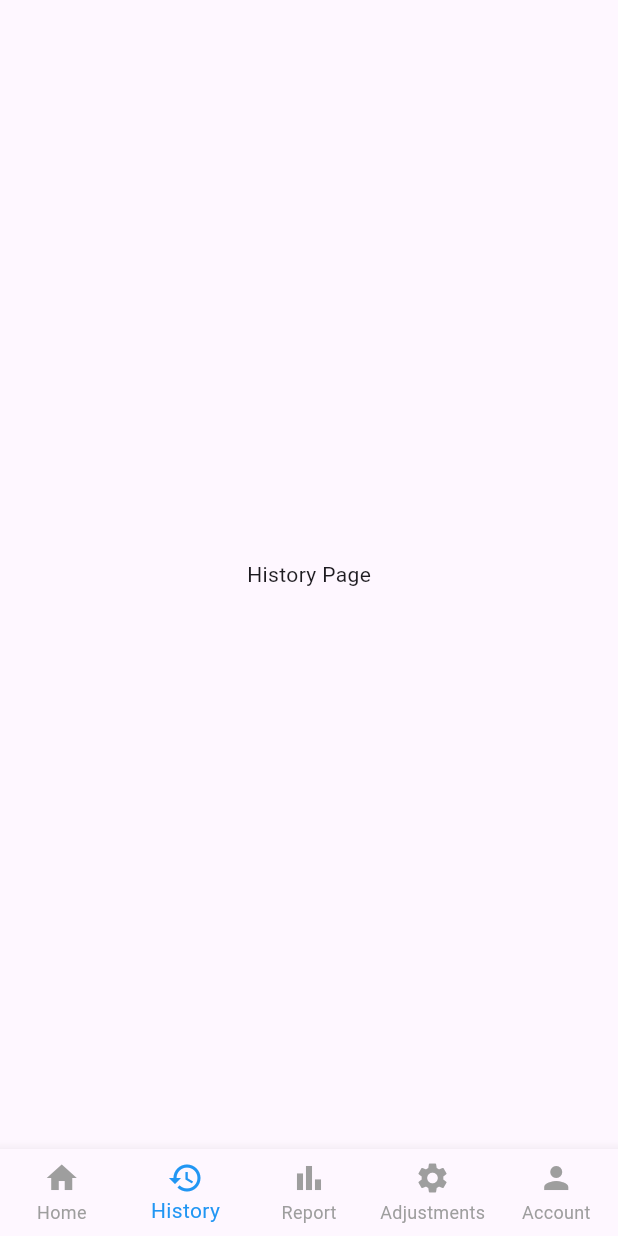
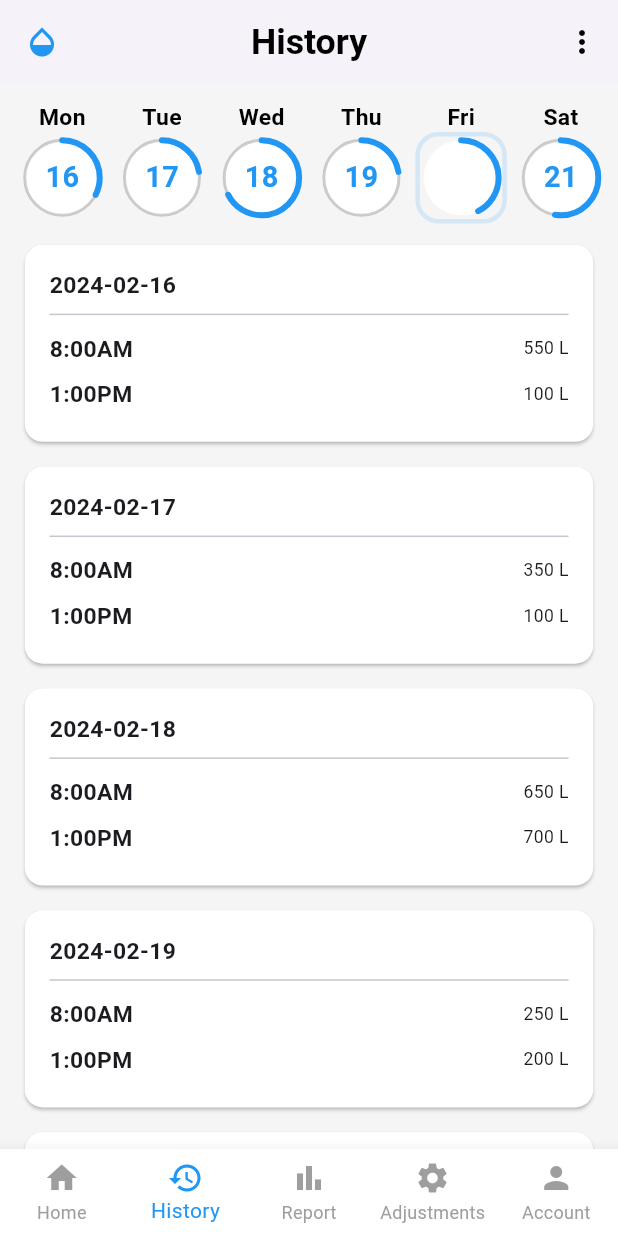
Before and after one commit to M4dhav/water-saver, a Flutter app: the screen it shows after launch, item 2 of the bottom bar chosen, on a phone screen of 412 x 824 dp. Run offline on Flutter 3.47's test engine with Material 3 defaults, Android fonts, the phone set to English and light mode, and no system bars; our stand-ins replace animated_toggle_switch, auth_buttons, cloud_firestore, firebase_auth, firebase_core, firebase_database and 6 more; missing offline and left inert: interactive_slider; accounts and stored records are empty.

Commit message:
feat: Added History page date selector

```diff
--- /dev/null
+++ b/lib/controller/history_page_controller.dart
@@ -0,0 +1,63 @@
+import 'package:get/get.dart';
+
+class HistoryPageController extends GetxController {
+  var selectedDate = "2024-02-20".obs;
+  var historyData = <String, List<Map<String, String>>>{}.obs;
+  var totalLitersPerDate =
+      <String, double>{}.obs; // Stores total refilled liters per date
+
+  @override
+  void onInit() {
+    super.onInit();
+    fetchWaterHistory();
+    calculateTotalLiters(); // Compute total liters per date
+  }
+
+  void fetchWaterHistory() {
+    historyData.assignAll({
+      "2024-02-16": [
+        {"time": "8:00AM", "quantity": "550"},
+        {"time": "1:00PM", "quantity": "100"},
+      ],
+      "2024-02-17": [
+        {"time": "8:00AM", "quantity": "350"},
+        {"time": "1:00PM", "quantity": "100"},
+      ],
+      "2024-02-18": [
+        {"time": "8:00AM", "quantity": "650"},
+        {"time": "1:00PM", "quantity": "700"},
+      ],
+      "2024-02-19": [
+        {"time": "8:00AM", "quantity": "250"},
+        {"time": "1:00PM", "quantity": "200"},
+      ],
+      "2024-02-20": [
+        {"time": "10:00AM", "quantity": "300"},
+        {"time": "3:00PM", "quantity": "150"},
+        {"time": "6:00PM", "quantity": "400"},
+      ],
+      "2024-02-21": [
+        {"time": "7:00AM", "quantity": "350"},
+        {"time": "12:00PM", "quantity": "500"},
+        {"time": "5:00PM", "quantity": "200"},
+      ],
+    });
+
+    calculateTotalLiters();
+  }
+
+  void calculateTotalLiters() {
+    totalLitersPerDate.clear();
+    historyData.forEach((date, records) {
+      double totalLiters = records.fold(
+          0, (sum, record) => sum + double.parse(record['quantity'] ?? "0"));
+      totalLitersPerDate[date] = totalLiters;
+    });
+  }
+
+  void updateSelectedDate(String date) {
+    if (historyData.containsKey(date)) {
+      selectedDate.value = date;
+    }
+  }
+}
--- a/lib/controller/history_controller.dart
+++ b/lib/controller/home_history controller.dart
@@ -1,7 +1,8 @@
-class HistoryController {
+class HomeHistoryController {
   List<Map<String, String>> waterHistory = [];
 
   void fetchWaterHistory() {
+    //call idhar api
     waterHistory = [
       {"time": "8:00AM", "quantity": "300 L"},
       {"time": "1:00PM", "quantity": "300 L"},
--- a/lib/controller/tank_controller.dart
+++ b/lib/controller/tank_controller.dart
@@ -10,8 +10,4 @@ class TankController extends ChangeNotifier {
     notifyListeners();
   }
 
-  @override
-  void dispose() {
-    super.dispose();
-  }
 }
--- a/lib/main.dart
+++ b/lib/main.dart
@@ -38,7 +38,7 @@ class MainApp extends StatelessWidget {
   @override
   Widget build(BuildContext context) {
     return ResponsiveSizer(builder: (context, orientation, screenType) {
-      return GetMaterialApp(
+      return const GetMaterialApp(
         debugShowCheckedModeBanner: false,
         title: 'Water Saver',
         // home: loggedIn ? const HomeScreen() : const SignUpScreen(),
--- /dev/null
+++ b/lib/modals/date_selector.dart
@@ -0,0 +1,72 @@
+import 'package:flutter/material.dart';
+import 'dart:math';
+
+class DateCirclePainter extends CustomPainter {
+  final double litersRefilled;
+  final bool isSelected;
+  final Color activeColor;
+  final Color inactiveColor;
+  final double maxLiters = 2000; // Maximum tank capacity
+
+  DateCirclePainter({
+    required this.litersRefilled,
+    required this.isSelected,
+    this.activeColor = Colors.blue,
+    this.inactiveColor = Colors.grey,
+  });
+
+  @override
+  void paint(Canvas canvas, Size size) {
+    double progress = (litersRefilled / maxLiters).clamp(0.0, 1.0);
+    double radius = size.width / 2;
+    Offset center = Offset(size.width / 2, size.height / 2);
+
+    // Draw selection box if selected (Bigger & More Transparent)
+    if (isSelected) {
+      Paint selectionBoxPaint = Paint()
+        ..color = activeColor.withOpacity(0.15) // Light blue transparent
+        ..style = PaintingStyle.stroke
+        ..strokeWidth = 3;
+
+      double padding = 8; // Increase padding for a bigger box
+      Rect selectionRect = Rect.fromLTWH(
+        -padding / 2,
+        -padding / 2,
+        size.width + padding,
+        size.height + padding,
+      );
+
+      RRect roundedRect =
+          RRect.fromRectAndRadius(selectionRect, Radius.circular(14));
+      canvas.drawRRect(roundedRect, selectionBoxPaint);
+    }
+
+    // Draw background circle (Always White for Clear Text Visibility)
+    Paint backgroundPaint = Paint()..color = Colors.white;
+    canvas.drawCircle(center, radius, backgroundPaint);
+
+    // Apply gray border **only when not selected** to avoid hiding text
+    if (!isSelected) {
+      Paint borderPaint = Paint()
+        ..color = inactiveColor.withOpacity(0.5) // Slightly transparent gray
+        ..strokeWidth = 2
+        ..style = PaintingStyle.stroke;
+      canvas.drawCircle(center, radius, borderPaint);
+    }
+
+    // Draw progress arc
+    Paint progressPaint = Paint()
+      ..color = activeColor
+      ..strokeWidth = 4
+      ..style = PaintingStyle.stroke
+      ..strokeCap = StrokeCap.round;
+
+    double startAngle = -pi / 2;
+    double sweepAngle = 2 * pi * progress;
+    Rect rect = Rect.fromCircle(center: center, radius: radius);
+    canvas.drawArc(rect, startAngle, sweepAngle, false, progressPaint);
+  }
+
+  @override
+  bool shouldRepaint(covariant CustomPainter oldDelegate) => true;
+}
--- a/lib/modals/nav_bar.dart
+++ b/lib/modals/nav_bar.dart
@@ -6,6 +6,8 @@ import 'package:water_saver/views/screens/report.dart';
 import 'package:water_saver/views/screens/setup.dart';
 
 class BottomNavBar extends StatefulWidget {
+  const BottomNavBar({super.key});
+
   @override
   _BottomNavBarState createState() => _BottomNavBarState();
 }
@@ -14,11 +16,11 @@ class _BottomNavBarState extends State<BottomNavBar> {
   int _selectedIndex = 0;
 
   final List<Widget> _pages = [
-    HomePage(),
+    const HomePage(),
     HistoryPage(),
-    ReportPage(),
-    Setup(),
-    Profile(),
+    const ReportPage(),
+    const Setup(),
+    const Profile(),
   ];
 
   void _onItemTapped(int index) {
@@ -32,6 +34,7 @@ class _BottomNavBarState extends State<BottomNavBar> {
     return Scaffold(
       body: _pages[_selectedIndex],
       bottomNavigationBar: BottomNavigationBar(
+        backgroundColor: Colors.white,
         currentIndex: _selectedIndex,
         onTap: _onItemTapped,
         type: BottomNavigationBarType.fixed,
--- a/lib/views/screens/history.dart
+++ b/lib/views/screens/history.dart
@@ -1,10 +1,166 @@
 import 'package:flutter/material.dart';
+import 'package:get/get.dart';
+import 'package:responsive_sizer/responsive_sizer.dart';
+import 'package:water_saver/controller/history_page_controller.dart';
+import 'package:water_saver/modals/date_selector.dart';
 
 class HistoryPage extends StatelessWidget {
+  final HistoryPageController historyController =
+      Get.put(HistoryPageController());
+
   @override
   Widget build(BuildContext context) {
     return Scaffold(
-      body: Center(child: Text("History Page")),
+      backgroundColor: const Color(0xFFF5F5F5),
+      appBar: AppBar(
+        backgroundColor: Colors.white,
+        elevation: 2,
+        leading: IconButton(
+          icon: const Icon(Icons.opacity, color: Colors.blue),
+          onPressed: () {},
+        ),
+        title: Text(
+          'History',
+          style: TextStyle(
+              fontSize: 20.sp,
+              fontWeight: FontWeight.bold,
+              color: Colors.black),
+        ),
+        centerTitle: true,
+        actions: [
+          IconButton(
+            icon: const Icon(Icons.more_vert, color: Colors.black),
+            onPressed: () {},
+          ),
+        ],
+      ),
+      body: SafeArea(
+        child: Column(
+          children: [
+            buildDateSelector(),
+            Expanded(
+              child: Obx(() {
+                return historyController.historyData.isEmpty
+                    ? Center(child: Text("No history available"))
+                    : ListView(
+                        padding: EdgeInsets.symmetric(horizontal: 4.w),
+                        children: buildHistoryCards(),
+                      );
+              }),
+            ),
+          ],
+        ),
+      ),
     );
   }
+
+  Widget buildDateSelector() {
+    List<String> dates = historyController.historyData.keys.toList();
+
+    return Container(
+      height: 12.h,
+      padding: EdgeInsets.symmetric(horizontal: 2.w),
+      child: ListView.builder(
+        scrollDirection: Axis.horizontal,
+        itemCount: dates.length,
+        itemBuilder: (context, index) {
+          String date = dates[index];
+          double litersRefilled =
+              historyController.totalLitersPerDate[date] ?? 0.0;
+
+          return Obx(() {
+            bool isSelected = historyController.selectedDate.value == date;
+            return GestureDetector(
+              onTap: () => historyController.updateSelectedDate(date),
+              child: Padding(
+                padding: EdgeInsets.symmetric(horizontal: 2.w),
+                child: Column(
+                  mainAxisAlignment: MainAxisAlignment.center,
+                  children: [
+                    Text(
+                      [
+                        "Mon",
+                        "Tue",
+                        "Wed",
+                        "Thu",
+                        "Fri",
+                        "Sat",
+                        "Sun"
+                      ][index % 7],
+                      style: TextStyle(
+                          color: Colors.black,
+                          fontSize: 16.sp,
+                          fontWeight: FontWeight.bold),
+                    ),
+                    SizedBox(height: 0.5.h),
+                    Stack(
+                      alignment: Alignment.center,
+                      children: [
+                        CustomPaint(
+                          size: Size(50, 50),
+                          painter: DateCirclePainter(
+                            litersRefilled: litersRefilled,
+                            isSelected: isSelected,
+                          ),
+                        ),
+                        Text(
+                          date.split('-').last,
+                          style: TextStyle(
+                              fontSize: 18.sp,
+                              fontWeight: FontWeight.bold,
+                              color: isSelected ? Colors.white : Colors.blue),
+                        ),
+                      ],
+                    ),
+                  ],
+                ),
+              ),
+            );
+          });
+        },
+      ),
+    );
+  }
+
+  List<Widget> buildHistoryCards() {
+    List<Widget> historyCards = [];
+    historyController.historyData.forEach((date, entries) {
+      if (entries.isNotEmpty) {
+        historyCards.add(Card(
+          color: Colors.white,
+          margin: EdgeInsets.symmetric(vertical: 1.h),
+          shape: RoundedRectangleBorder(
+            borderRadius: BorderRadius.circular(12),
+          ),
+          child: Padding(
+            padding: EdgeInsets.all(2.h),
+            child: Column(
+              crossAxisAlignment: CrossAxisAlignment.start,
+              children: [
+                Text(date,
+                    style: TextStyle(
+                        fontWeight: FontWeight.bold, fontSize: 16.sp)),
+                Divider(),
+                ...entries.map((entry) => Padding(
+                      padding: EdgeInsets.symmetric(vertical: 0.5.h),
+                      child: Row(
+                        mainAxisAlignment: MainAxisAlignment.spaceBetween,
+                        children: [
+                          Text(entry['time'] ?? '',
+                              style: TextStyle(
+                                  fontWeight: FontWeight.bold,
+                                  fontSize: 16.sp)),
+                          Text("${entry['quantity']} L",
+                              style: TextStyle(fontSize: 14.sp)),
+                        ],
+                      ),
+                    )),
+              ],
+            ),
+          ),
+        ));
+      }
+    });
+    return historyCards;
+  }
 }
--- a/lib/views/screens/profile.dart
+++ b/lib/views/screens/profile.dart
@@ -1,9 +1,11 @@
 import 'package:flutter/material.dart';
 
 class Profile extends StatelessWidget {
+  const Profile({super.key});
+
   @override
   Widget build(BuildContext context) {
-    return Scaffold(
+    return const Scaffold(
       body: Center(child: Text("Account Page")),
     );
   }
--- a/lib/views/screens/report.dart
+++ b/lib/views/screens/report.dart
@@ -1,9 +1,11 @@
 import 'package:flutter/material.dart';
 
 class ReportPage extends StatelessWidget {
+  const ReportPage({super.key});
+
   @override
   Widget build(BuildContext context) {
-    return Scaffold(
+    return const Scaffold(
       body: Center(child: Text("Report Page")),
     );
   }
--- a/lib/views/screens/setup.dart
+++ b/lib/views/screens/setup.dart
@@ -1,9 +1,11 @@
 import 'package:flutter/material.dart';
 
 class Setup extends StatelessWidget {
+  const Setup({super.key});
+
   @override
   Widget build(BuildContext context) {
-    return Scaffold(
+    return const Scaffold(
       body: Center(child: Text("Adjustments Page")),
     );
   }
```
Also changed, not shown: lib/views/screens/home.dart (+12 -10 lines).
